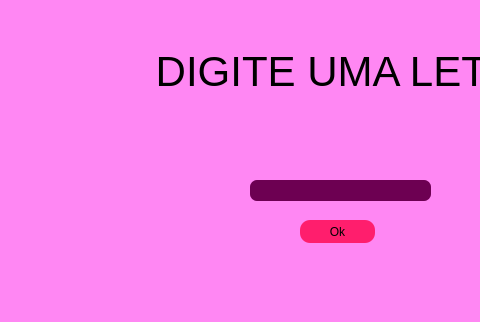
Qt form Widgets/janela_jogo_forca.ui (gustavobaltazar/sandbox) before a commit; both pictures show x 0 to 480 and y 150 to 472 of the 697 by 472 pixel window.
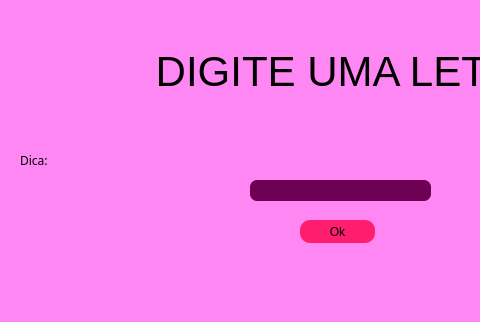
The same form after that commit.

Commit message: Forca game bugfixes

The edit to the form file:
```diff
--- a/Widgets/janela_jogo_forca.ui
+++ b/Widgets/janela_jogo_forca.ui
@@ -246,6 +246,24 @@
      <string>Erros:</string>
     </property>
    </widget>
+   <widget class="QLabel" name="label_5">
+    <property name="geometry">
+     <rect>
+      <x>20</x>
+      <y>300</y>
+      <width>71</width>
+      <height>21</height>
+     </rect>
+    </property>
+    <property name="font">
+     <font>
+      <family>Rockwell Extra Bold</family>
+     </font>
+    </property>
+    <property name="text">
+     <string>Dica: </string>
+    </property>
+   </widget>
   </widget>
   <widget class="QMenuBar" name="menubar">
    <property name="geometry">
```
The commit also changes 7 other files.
